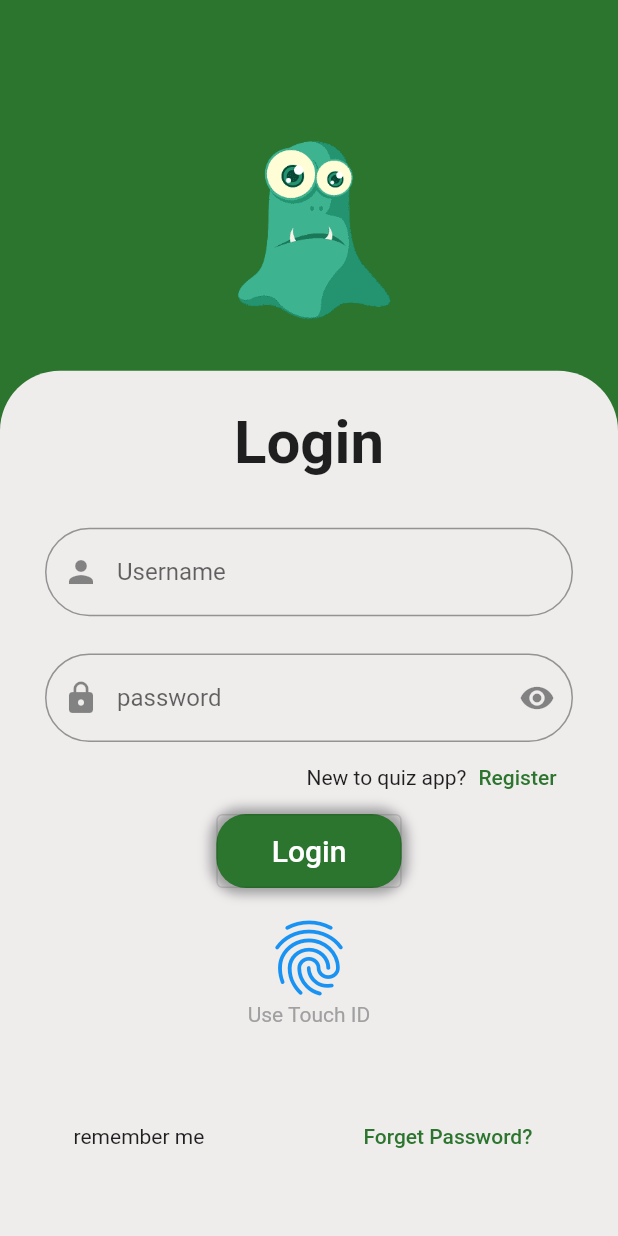
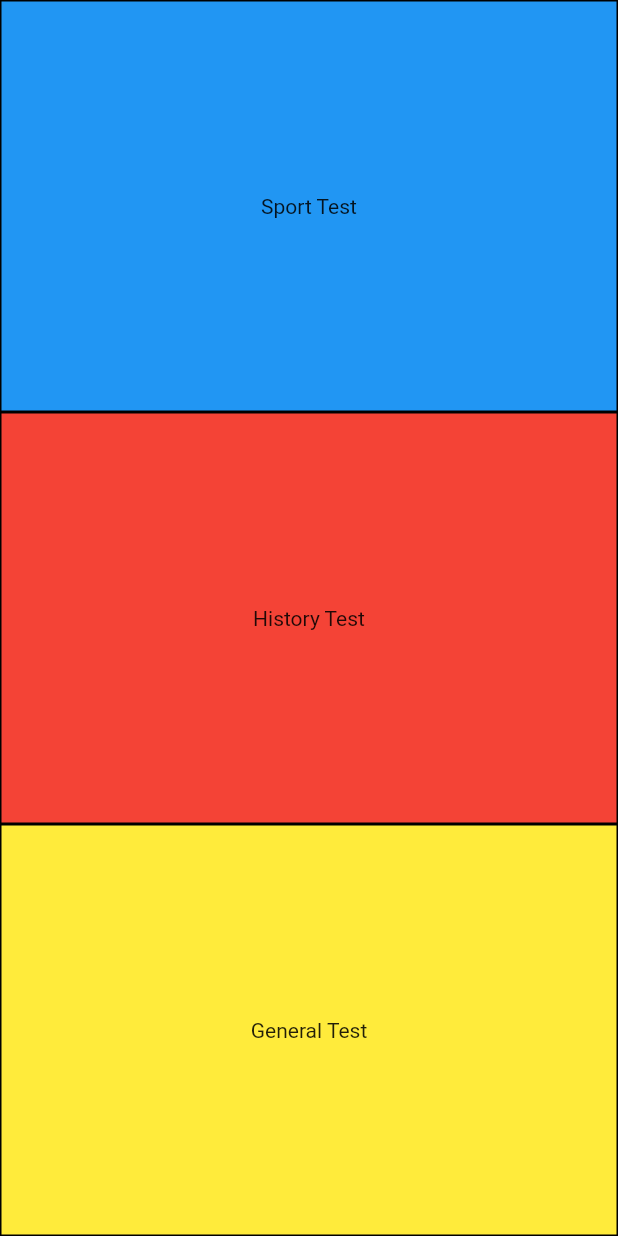
Before and after one commit to moustafa3laa2/Quiz_App_mustafa_Alaa, a Flutter app: the LoginScreen screen opened directly, after a tap on "Login", on a phone screen of 412 x 824 dp. Run offline on Flutter 3.47's test engine with Material 2 defaults, Android fonts, the phone set to English and light mode, and no system bars.

Commit message:
Third Screen In Quiz App

```diff
--- a/lib/main.dart
+++ b/lib/main.dart
@@ -1,4 +1,5 @@
 import 'package:flutter/material.dart';
+import 'package:quizz_app_mustafa_alaa/screens/category_screen.dart';
 import 'package:quizz_app_mustafa_alaa/screens/first_screen.dart';
 import 'package:quizz_app_mustafa_alaa/screens/login_screen.dart';
 
--- /dev/null
+++ b/lib/screens/category_screen.dart
@@ -0,0 +1,30 @@
+import 'package:flutter/material.dart';
+
+List quizText = ["Sport Test", "History Test", "General Test"];
+List quizColor = [Colors.blue, Colors.red, Colors.yellow];
+
+class CategoryScreen extends StatelessWidget {
+  const CategoryScreen({super.key});
+
+  @override
+  Widget build(BuildContext context) {
+    return Scaffold(
+      body: Column(children: [
+        for (int i = 0; i < 3; i++)
+          Expanded(
+            child: Container(
+              width: MediaQuery.of(context).size.width,
+              decoration: BoxDecoration(
+                color: quizColor[i],
+                border: Border.all(width: 1 , color: Colors.black),
+              ),
+              child: Center(
+                  child: Text(
+                quizText[i],
+              )),
+            ),
+          ),
+      ]),
+    );
+  }
+}
--- a/lib/screens/first_screen.dart
+++ b/lib/screens/first_screen.dart
@@ -1,5 +1,5 @@
-import 'package:flutter/foundation.dart';
 import 'package:flutter/material.dart';
+import 'package:quizz_app_mustafa_alaa/screens/login_screen.dart';
 
 class FirstScreen extends StatelessWidget {
   const FirstScreen({super.key});
@@ -18,7 +18,9 @@ class FirstScreen extends StatelessWidget {
         ),
         child: Column(
           children: [
-            SizedBox(height: MediaQuery.of(context).size.height * 0.3,),
+            SizedBox(
+              height: MediaQuery.of(context).size.height * 0.3,
+            ),
             Image.asset(
               "assets/images/quizTime.png",
               width: MediaQuery.of(context).size.width * 0.5,
@@ -49,7 +51,14 @@ class FirstScreen extends StatelessWidget {
               width: MediaQuery.of(context).size.width * 0.9,
 
               child: ElevatedButton(
-                onPressed: () {},
+                onPressed: () {
+                  Navigator.push(
+                    context,
+                    MaterialPageRoute<void>(
+                      builder: (BuildContext context) => const LoginScreen(),
+                    ),
+                  );
+                },
                 child: Text(
                   "Start",
                   style: TextStyle(fontSize: 20),
--- a/lib/screens/login_screen.dart
+++ b/lib/screens/login_screen.dart
@@ -1,6 +1,5 @@
-import 'dart:ffi';
-import 'package:flutter/foundation.dart';
 import 'package:flutter/material.dart';
+import 'package:quizz_app_mustafa_alaa/screens/category_screen.dart';
 
 class LoginScreen extends StatelessWidget {
   const LoginScreen({super.key});
@@ -8,116 +7,135 @@ class LoginScreen extends StatelessWidget {
   @override
   Widget build(BuildContext context) {
     return Scaffold(
-      body: Container(
+      body: Stack(
+        alignment: Alignment.bottomCenter,
+        children: [
+          Align(
+            alignment: Alignment.topCenter,
+            child: Container(
+              height: MediaQuery.of(context).size.height * 0.4,
               width: MediaQuery.of(context).size.width,
-        height: MediaQuery.of(context).size.height,
               color: const Color(0xff2c752E),
-        child: Stack(
-          children: [
-            Positioned(
-              top: MediaQuery.of(context).size.height * 0.3,
-              child: Container(
-                height: MediaQuery.of(context).size.height * 0.7,
-                width: MediaQuery.of(context).size.width,
-                decoration: const BoxDecoration(
-                  borderRadius: BorderRadius.only(
-                    topLeft: Radius.circular(40),
-                    topRight: Radius.circular(40),
-                  ),
-                  color: Color(0xffEFECEC),
-                ),
-              ),
-            ),
-            Column(
-              children: [
-                SizedBox(
-                  height: MediaQuery.of(context).size.height * 0.07,
-                ),
-                Image.asset(
+              child: Center(
+                child: Image.asset(
                   "assets/images/logo.png",
                   height: MediaQuery.of(context).size.height * 0.2,
-                ),
-                SizedBox(
-                  height: MediaQuery.of(context).size.height * 0.06,
-                ),
-                const Text(
-                  "Login",
-                  style: TextStyle(fontSize: 40, fontWeight: FontWeight.bold),
-                ),
-                SizedBox(
-                  height: MediaQuery.of(context).size.height * 0.04,
-                ),
-                Padding(
-                  padding: const EdgeInsets.symmetric(horizontal: 30),
-                  child: TextField(
-                    decoration: InputDecoration(
-                      prefixIcon: const Icon(Icons.person),
-                      hintText: "Username",
-                      border: OutlineInputBorder(
-                        borderRadius: BorderRadius.circular(30),
-                      ),
-                    ),
-                  ),
-                ),
-                SizedBox(
-                  height: MediaQuery.of(context).size.height * 0.03,
-                ),
-                Padding(
-                  padding: const EdgeInsets.symmetric(horizontal: 30),
-                  child: TextField(
-                    decoration: InputDecoration(
-                      prefixIcon: const Icon(Icons.lock),
-                      suffixIcon: const Icon(Icons.remove_red_eye),
-                      hintText: "password",
-                      border: OutlineInputBorder(
-                        borderRadius: BorderRadius.circular(30),
                 ),
               ),
             ),
           ),
           Container(
-                  margin: EdgeInsets.only(
-                      right: MediaQuery.of(context).size.width * 0.08),
-                  child: Row(
+            width: MediaQuery.of(context).size.width,
+            height: MediaQuery.of(context).size.height * 0.7,
+            decoration: const BoxDecoration(
+              color: Color.fromARGB(255, 219, 216, 216),
+              borderRadius: BorderRadius.only(
+                topLeft: Radius.circular(60),
+                topRight: Radius.circular(60),
+              ),
+            ),
+            child: Padding(
+              padding: const EdgeInsets.all(20),
+              child: Column(
+                children: [
+                  SizedBox(
+                    height: MediaQuery.of(context).size.height * 0.04,
+                  ),
+                  const Text(
+                    "Login",
+                    style: TextStyle(fontWeight: FontWeight.bold, fontSize: 40),
+                  ),
+                  SizedBox(
+                    height: MediaQuery.of(context).size.height * 0.03,
+                  ),
+                  TextField(
+                    decoration: InputDecoration(
+                      hintText: "Username",
+                      prefixIcon: const Icon(Icons.person),
+                      focusedBorder: OutlineInputBorder(
+                        borderSide: const BorderSide(
+                          color: Colors.green,
+                          width: 2,
+                        ),
+                        borderRadius: BorderRadius.circular(40),
+                      ),
+                      enabledBorder: OutlineInputBorder(
+                        borderSide: const BorderSide(
+                          color: Colors.grey,
+                          width: 2,
+                        ),
+                        borderRadius: BorderRadius.circular(40),
+                      ),
+                    ),
+                  ),
+                  SizedBox(
+                    height: MediaQuery.of(context).size.height * 0.02,
+                  ),
+                  TextField(
+                    decoration: InputDecoration(
+                      prefixIcon: const Icon(Icons.lock),
+                      hintText: "Password",
+                      suffixIcon: const Icon(Icons.visibility_off),
+                      enabledBorder: OutlineInputBorder(
+                        borderSide: const BorderSide(
+                          color: Colors.grey,
+                          width: 2,
+                        ),
+                        borderRadius: BorderRadius.circular(40),
+                      ),
+                      focusedBorder: OutlineInputBorder(
+                        borderSide: const BorderSide(
+                          color: Colors.green,
+                          width: 2,
+                        ),
+                        borderRadius: BorderRadius.circular(40),
+                      ),
+                    ),
+                  ),
+                  SizedBox(
+                    height: MediaQuery.of(context).size.height * 0.01,
+                  ),
+                  Row(
                     mainAxisAlignment: MainAxisAlignment.end,
                     children: [
-                      const Text("New to quiz app?"),
-                      TextButton(
-                        onPressed: () {},
+                      const Text("New To Quiz App?"),
+                      SizedBox(
+                        width: MediaQuery.of(context).size.width * 0.05,
+                      ),
+                      GestureDetector(
+                        onTap: () {},
                         child: const Text(
                           "Register",
                           style: TextStyle(
                               color: Color(0xff2c752E),
-                          ),
+                              fontWeight: FontWeight.bold),
                         ),
                       ),
                     ],
                   ),
+                  SizedBox(
+                    height: MediaQuery.of(context).size.height * 0.04,
                   ),
-                Container(
-                  decoration: BoxDecoration(
-                    color: const Color(0xff2c752E),
-                    borderRadius: BorderRadius.circular(20),
-                    boxShadow: const [
-                      BoxShadow(
-                        color: Colors.grey,
-                        spreadRadius: 4,
-                        blurRadius: 6,
-                      )
-                    ],
+                  ElevatedButton(
+                    onPressed: () {
+                      Navigator.push(
+                        context,
+                        MaterialPageRoute<void>(
+                          builder: (BuildContext context) =>
+                              const CategoryScreen(),
                         ),
-                  height: MediaQuery.of(context).size.height * 0.06,
-                  width: MediaQuery.of(context).size.width * 0.3,
-                  child: OutlinedButton(
-                    onPressed: () {},
+                      );
+                    },
                     child: Text(
                       "Login",
-                      style: TextStyle(fontSize: 20, color: Colors.white),
                     ),
                     style: ElevatedButton.styleFrom(
-                      shadowColor: Colors.black,
-                    ),
-                  ),
+                        backgroundColor: const Color(0xff2c752E),
+                        elevation: 15,
+                        minimumSize: const Size(130, 40),
+                        shape: RoundedRectangleBorder(
+                          borderRadius: BorderRadius.circular(20),
+                        )),
                   ),
                   SizedBox(
                     height: MediaQuery.of(context).size.height * 0.02,
@@ -125,34 +143,38 @@ class LoginScreen extends StatelessWidget {
                   const Icon(
                     Icons.fingerprint,
                     size: 60,
-                  color: Color(0xff1892F3),
+                    color: Colors.blue,
                   ),
                   const Text(
                     "Use Touch ID",
-                  style: TextStyle(
-                    color: Color(0xffA0A0A0),
                   ),
+                  const Spacer(),
+                  Row(
+                    mainAxisAlignment: MainAxisAlignment.spaceBetween,
+                    children: [
+                      Row(
+                        children: [
+                          Checkbox(value: true, onChanged: (mustafa) {}),
+                          const Text("Remember Me"),
+                        ],
                       ),
-                SizedBox(
-                  height: MediaQuery.of(context).size.height * 0.06,
-                ),
-                Row(
-                  mainAxisAlignment: MainAxisAlignment.spaceAround,
-                  children: [
-                    const Text("remember me"),
-                    TextButton(
-                      onPressed: () {},
+                      InkWell(
+                        onTap: () {},
                         child: const Text(
                           "Forget Password?",
-                        style: TextStyle(color: Color(0xff2c752E)),
+                          style: TextStyle(
+                            color: Color(0xff2c752E),
+                            fontWeight: FontWeight.bold,
+                          ),
                         ),
                       ),
                     ],
                   ),
                 ],
               ),
+            ),
+          ),
         ],
-        ),
       ),
     );
   }
```
Lines whose indentation alone changed are shown as unchanged.
